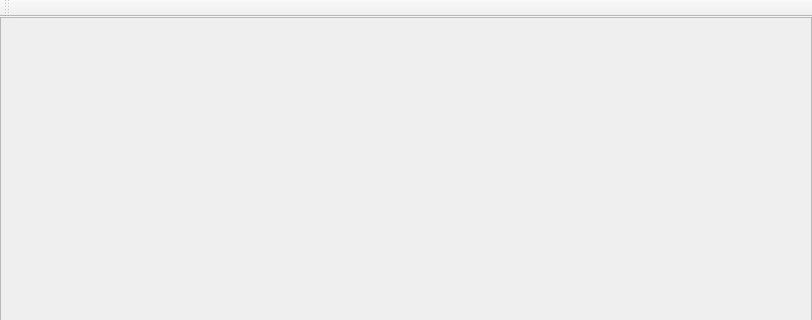
First picture: the form in src/VVRScene/window.ui, repository chrispap/VVRFramework, before the edit; both pictures show x 0 to 812 and y 0 to 320 of the 812 by 468 pixel window.
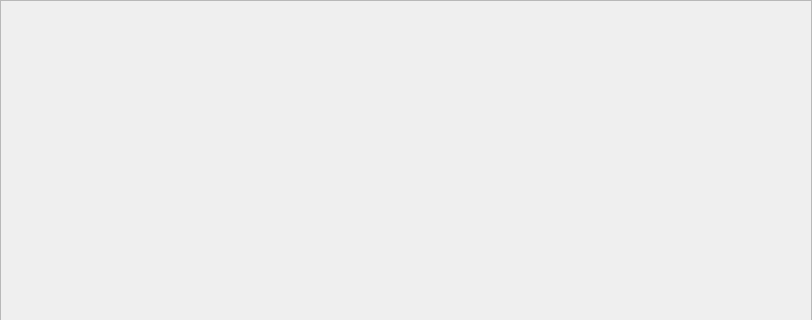
Second picture: the form after the edit.

Patch:
```diff
--- a/src/VVRScene/window.ui
+++ b/src/VVRScene/window.ui
@@ -43,7 +43,7 @@
            <x>0</x>
            <y>0</y>
            <width>808</width>
-           <height>429</height>
+           <height>464</height>
           </rect>
          </property>
         </widget>
@@ -53,24 +53,6 @@
     </item>
    </layout>
   </widget>
-  <widget class="QMenuBar" name="menuBar">
-   <property name="geometry">
-    <rect>
-     <x>0</x>
-     <y>0</y>
-     <width>812</width>
-     <height>22</height>
-    </rect>
-   </property>
-  </widget>
-  <widget class="QToolBar" name="mainToolBar">
-   <attribute name="toolBarArea">
-    <enum>TopToolBarArea</enum>
-   </attribute>
-   <attribute name="toolBarBreak">
-    <bool>false</bool>
-   </attribute>
-  </widget>
  </widget>
  <layoutdefault spacing="6" margin="11"/>
  <resources/>
```
